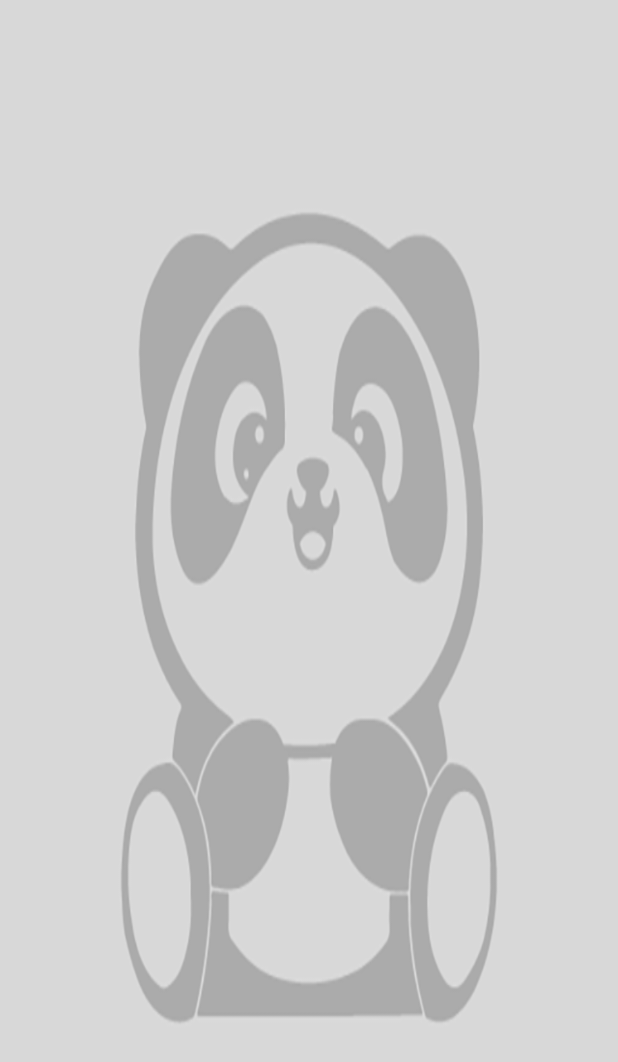
After one commit to RUHULRUHUL/OMDBMovieAssesment, an Android app: the StartActivity screen opened directly, with no data from a screen before it, on a phone screen of 412 x 824 dp. The commit adds this screen. Shown: the top 1062 px of the screen. Run offline under Robolectric (Android 15) with nearby library versions, the phone set to English and light mode, and no system bars; network calls fail; 1 statement that could not run was skipped.

Commit message:
splash screen add

```diff
--- a/app/build.gradle
+++ b/app/build.gradle
@@ -60,7 +60,7 @@ dependencies {
 
     //Image Loading
     implementation 'com.github.smarteist:autoimageslider:1.4.0'
-    implementation 'com.github.bumptech.glide:glide:4.12.0'
+    implementation 'com.github.bumptech.glide:glide:4.15.1'
 
 
     //pagination 3
--- /dev/null
+++ b/app/src/main/java/com/bugbd/omdb/View/StartActivity.kt
@@ -0,0 +1,19 @@
+package com.bugbd.omdb.View
+
+import android.content.Intent
+import android.os.Bundle
+import androidx.appcompat.app.AppCompatActivity
+import androidx.lifecycle.lifecycleScope
+import kotlinx.coroutines.delay
+import kotlinx.coroutines.launch
+
+class StartActivity : AppCompatActivity() {
+    override fun onCreate(savedInstanceState: Bundle?) {
+        super.onCreate(savedInstanceState)
+        lifecycleScope.launch {
+            delay(200)
+            startActivity(Intent(this@StartActivity, MainActivity::class.java))
+            finish()
+        }
+    }
+}
--- a/app/src/main/res/values/colors.xml
+++ b/app/src/main/res/values/colors.xml
@@ -9,4 +9,5 @@
     <color name="white">#FFFFFFFF</color>
     <color name="navigation_item_background_tint">#FFFFFFFF</color>
     <color name="red">#FF0000</color>
+    <color name="them_color">#FFF5E7</color>
 </resources>
--- a/app/src/main/res/values/themes.xml
+++ b/app/src/main/res/values/themes.xml
@@ -15,6 +15,16 @@
         <!-- Customize your theme here. -->
     </style>
 
+    <style name="SplashThemePro" parent="Theme.MaterialComponents.Light.NoActionBar">
+        <item name="android:windowBackground">@drawable/poco_logo</item>
+        <item name="colorPrimary">@color/them_color</item>
+        <item name="colorPrimaryVariant">@color/them_color</item>
+        <item name="colorOnPrimary">@color/them_color</item>
+        <item name="android:windowTranslucentStatus">true</item>
+        <item name="android:windowDrawsSystemBarBackgrounds">false</item>
+        <item name="android:navigationBarColor">@color/white</item>
+    </style>
+
     <style name="NavigationItemNoRipple">
         <item name="android:colorControlHighlight">@android:color/transparent</item>
     </style>
```
Also changed, not shown: app/src/main/AndroidManifest.xml (+20 -5 lines), app/src/main/java/com/bugbd/omdb/View/MainActivity.kt (+59 -14 lines), app/src/main/res/layout/activity_start.xml (added, +9 -0 lines), app/src/main/res/drawable/poco_logo.png (added).
